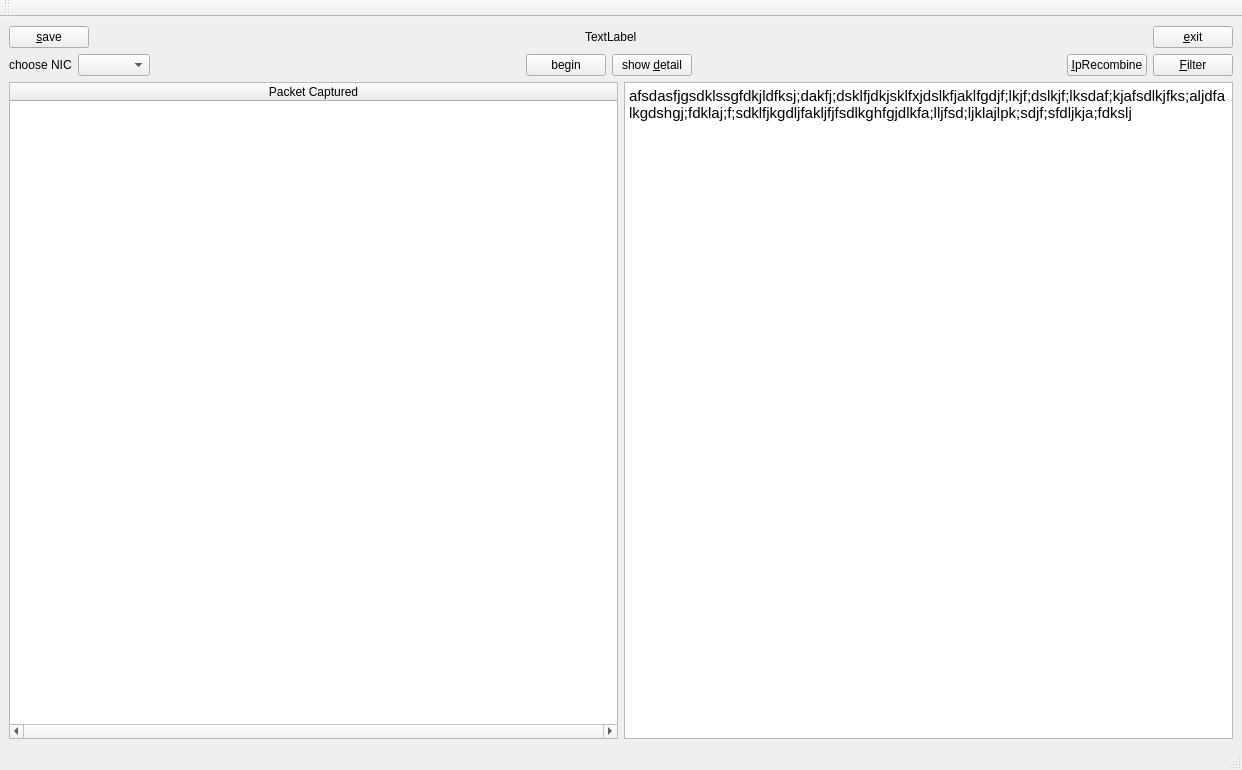
Qt form v2/mainwindow.ui (liquor233/Sniffer) before a commit.
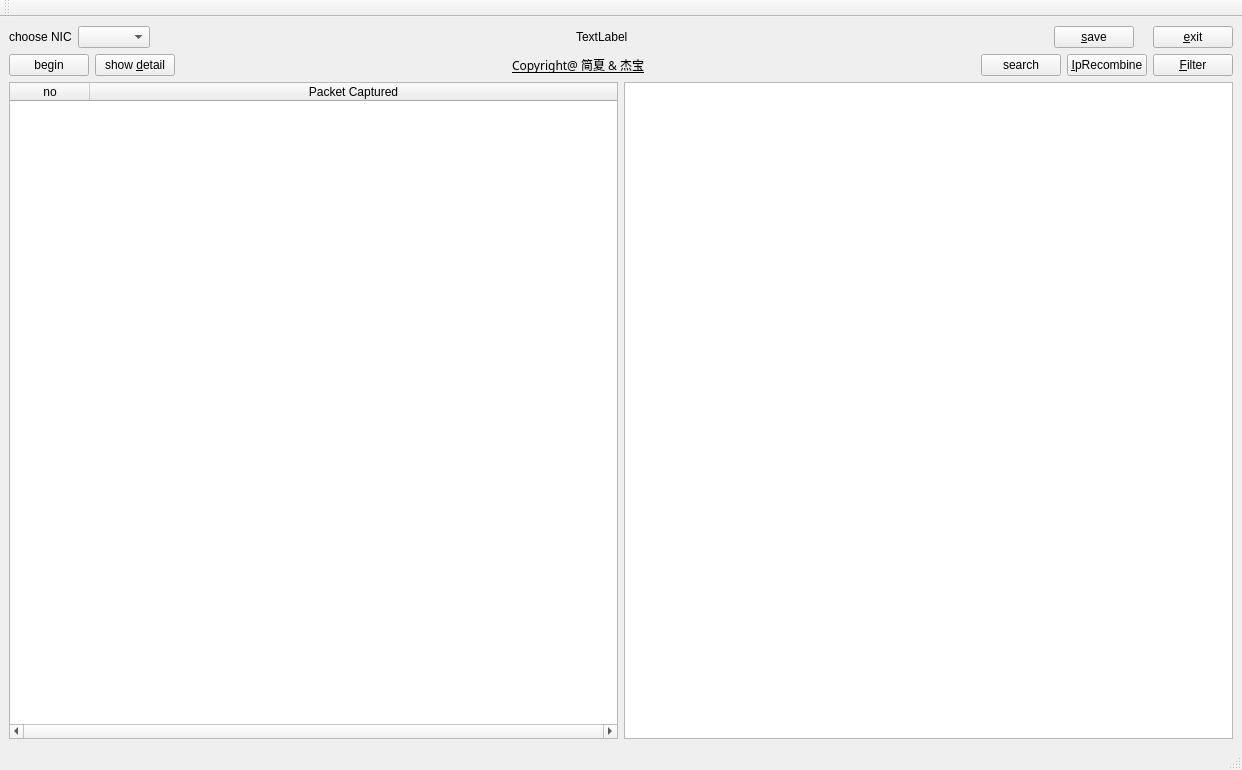
The same form after that commit.

Commit message: add fiter and search

What changed in the file:
```diff
--- a/v2/mainwindow.ui
+++ b/v2/mainwindow.ui
@@ -21,9 +21,19 @@
     <item>
      <layout class="QHBoxLayout" name="horizontalLayout_3">
       <item>
-       <widget class="QPushButton" name="saveButton">
+       <widget class="QLabel" name="label_2">
         <property name="text">
-         <string>&amp;save</string>
+         <string>choose NIC</string>
+        </property>
+        <property name="buddy">
+         <cstring>NIChooser</cstring>
+        </property>
+       </widget>
+      </item>
+      <item>
+       <widget class="QComboBox" name="NIChooser">
+        <property name="editable">
+         <bool>false</bool>
         </property>
        </widget>
       </item>
@@ -61,11 +71,11 @@
        </spacer>
       </item>
       <item>
-       <spacer name="horizontalSpacer_3">
-        <property name="orientation">
-         <enum>Qt::Horizontal</enum>
+       <widget class="QPushButton" name="saveButton">
+        <property name="text">
+         <string>&amp;save</string>
         </property>
-       </spacer>
+       </widget>
       </item>
       <item>
        <widget class="QLabel" name="label">
@@ -85,36 +95,6 @@
     </item>
     <item>
      <layout class="QHBoxLayout" name="horizontalLayout_2">
-      <item>
-       <widget class="QLabel" name="label_2">
-        <property name="text">
-         <string>choose NIC</string>
-        </property>
-        <property name="buddy">
-         <cstring>NIChooser</cstring>
-        </property>
-       </widget>
-      </item>
-      <item>
-       <widget class="QComboBox" name="NIChooser">
-        <property name="editable">
-         <bool>false</bool>
-        </property>
-       </widget>
-      </item>
-      <item>
-       <spacer name="horizontalSpacer">
-        <property name="orientation">
-         <enum>Qt::Horizontal</enum>
-        </property>
-        <property name="sizeHint" stdset="0">
-         <size>
-          <width>40</width>
-          <height>20</height>
-         </size>
-        </property>
-       </spacer>
-      </item>
       <item>
        <widget class="QPushButton" name="CaptureButton">
         <property name="text">
@@ -148,6 +128,39 @@
         </property>
        </spacer>
       </item>
+      <item>
+       <widget class="QLabel" name="label_3">
+        <property name="font">
+         <font>
+          <family>AR PL UKai TW</family>
+          <underline>true</underline>
+         </font>
+        </property>
+        <property name="text">
+         <string>Copyright@ 简夏 &amp; 杰宝</string>
+        </property>
+       </widget>
+      </item>
+      <item>
+       <spacer name="horizontalSpacer">
+        <property name="orientation">
+         <enum>Qt::Horizontal</enum>
+        </property>
+        <property name="sizeHint" stdset="0">
+         <size>
+          <width>40</width>
+          <height>20</height>
+         </size>
+        </property>
+       </spacer>
+      </item>
+      <item>
+       <widget class="QPushButton" name="SearchButton">
+        <property name="text">
+         <string>search</string>
+        </property>
+       </widget>
+      </item>
       <item>
        <widget class="QPushButton" name="RepacketButton">
         <property name="text">
@@ -196,10 +209,10 @@
          <bool>true</bool>
         </property>
         <property name="columnCount">
-         <number>1</number>
+         <number>2</number>
         </property>
         <attribute name="horizontalHeaderDefaultSectionSize">
-         <number>230</number>
+         <number>80</number>
         </attribute>
         <attribute name="horizontalHeaderShowSortIndicator" stdset="0">
          <bool>true</bool>
@@ -213,6 +226,18 @@
         <attribute name="verticalHeaderHighlightSections">
          <bool>true</bool>
         </attribute>
+        <column>
+         <property name="text">
+          <string>no</string>
+         </property>
+         <property name="background">
+          <color>
+           <red>255</red>
+           <green>0</green>
+           <blue>0</blue>
+          </color>
+         </property>
+        </column>
         <column>
          <property name="text">
           <string>Packet Captured</string>
@@ -230,7 +255,7 @@
 &lt;html&gt;&lt;head&gt;&lt;meta name=&quot;qrichtext&quot; content=&quot;1&quot; /&gt;&lt;style type=&quot;text/css&quot;&gt;
 p, li { white-space: pre-wrap; }
 &lt;/style&gt;&lt;/head&gt;&lt;body style=&quot; font-family:'Ubuntu'; font-size:11pt; font-weight:400; font-style:normal;&quot;&gt;
-&lt;p style=&quot; margin-top:0px; margin-bottom:0px; margin-left:0px; margin-right:0px; -qt-block-indent:0; text-indent:0px;&quot;&gt;afsdasfjgsdklssgfdkjldfksj;dakfj;dsklfjdkjsklfxjdslkfjaklfgdjf;lkjf;dslkjf;lksdaf;kjafsdlkjfks;aljdfalkgdshgj;fdklaj;f;sdklfjkgdljfakljfjfsdlkghfgjdlkfa;lljfsd;ljklajlpk;sdjf;sfdljkja;fdkslj&lt;/p&gt;&lt;/body&gt;&lt;/html&gt;</string>
+&lt;p style=&quot;-qt-paragraph-type:empty; margin-top:0px; margin-bottom:0px; margin-left:0px; margin-right:0px; -qt-block-indent:0; text-indent:0px;&quot;&gt;&lt;br /&gt;&lt;/p&gt;&lt;/body&gt;&lt;/html&gt;</string>
         </property>
        </widget>
       </item>
```
Left out of the diff: 76 changed lines with no effect on the pictures. The commit also changes 21 other files.
